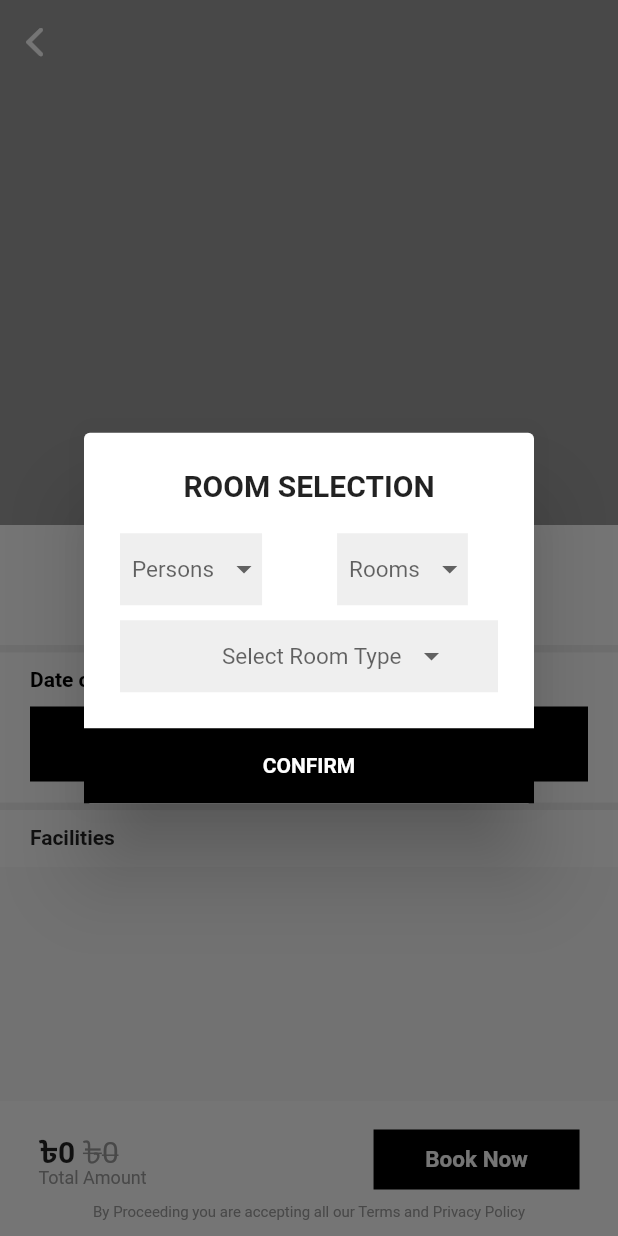
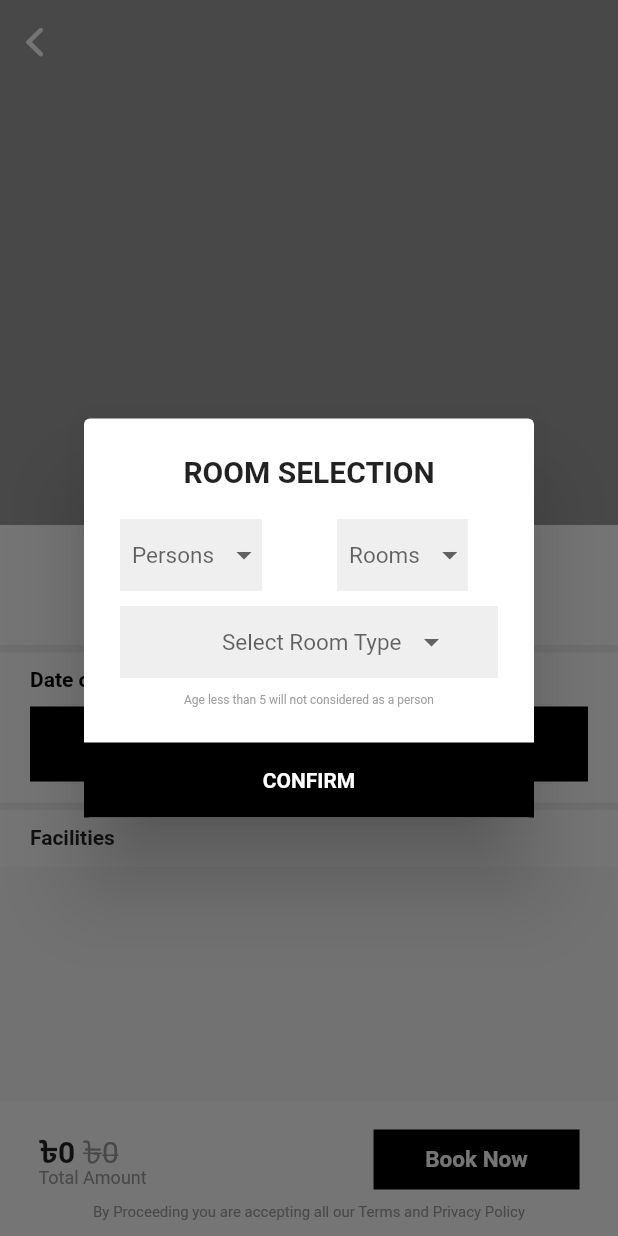
Before and after one commit to mdabusaif/STAYEGY_CUSTOMER_APP, a Flutter app: the DetailsPage screen opened directly with empty values, after a tap on "Room", on a phone screen of 412 x 824 dp. Run offline on Flutter 3.47's test engine with Material 2 defaults, Android fonts, the light colour scheme and no system bars; our stand-ins replace bloc, carousel_slider, cloud_firestore, country_code_picker, equatable, firebase_auth and 6 more; missing offline and left inert: flappy_search_bar; accounts and stored records are empty.

Commit message:
age more than

```diff
--- a/Stayegy_Custormer App/lib/Screen/details_page.dart
+++ b/Stayegy_Custormer App/lib/Screen/details_page.dart
@@ -402,6 +402,18 @@ class _DetailsPageState extends State<DetailsPage> {
                                                           ),
                                                         ),
                                                       ),
+                                                      SizedBox(
+                                                        height: 10,
+                                                      ),
+                                                      Center(
+                                                        child: Text(
+                                                          'Age less than 5 will not considered as a person',
+                                                          style: TextStyle(
+                                                              fontSize: 8,
+                                                              color:
+                                                                  Colors.grey),
+                                                        ),
+                                                      ),
                                                     ],
                                                   ),
                                                 ),
@@ -415,19 +427,18 @@ class _DetailsPageState extends State<DetailsPage> {
                                                             height: 50,
                                                             width: 300,
                                                             color: Colors.black,
-                                                          alignment:
-                                                              Alignment.center,
+                                                            alignment: Alignment
+                                                                .center,
                                                             child: Text(
                                                               "CONFIRM",
                                                               style: TextStyle(
                                                                 fontWeight:
                                                                     FontWeight
                                                                         .bold,
-                                                              color:
-                                                                  Colors.white,
+                                                                color: Colors
+                                                                    .white,
                                                               ),
-                                                          ),
-                                                        ),
+                                                            )),
                                                         onTap: () {
                                                           // your code
                                                         }),
```
Also changed, not shown: Stayegy_Custormer App/pubspec.lock. Lines whose indentation alone changed are shown as unchanged.
